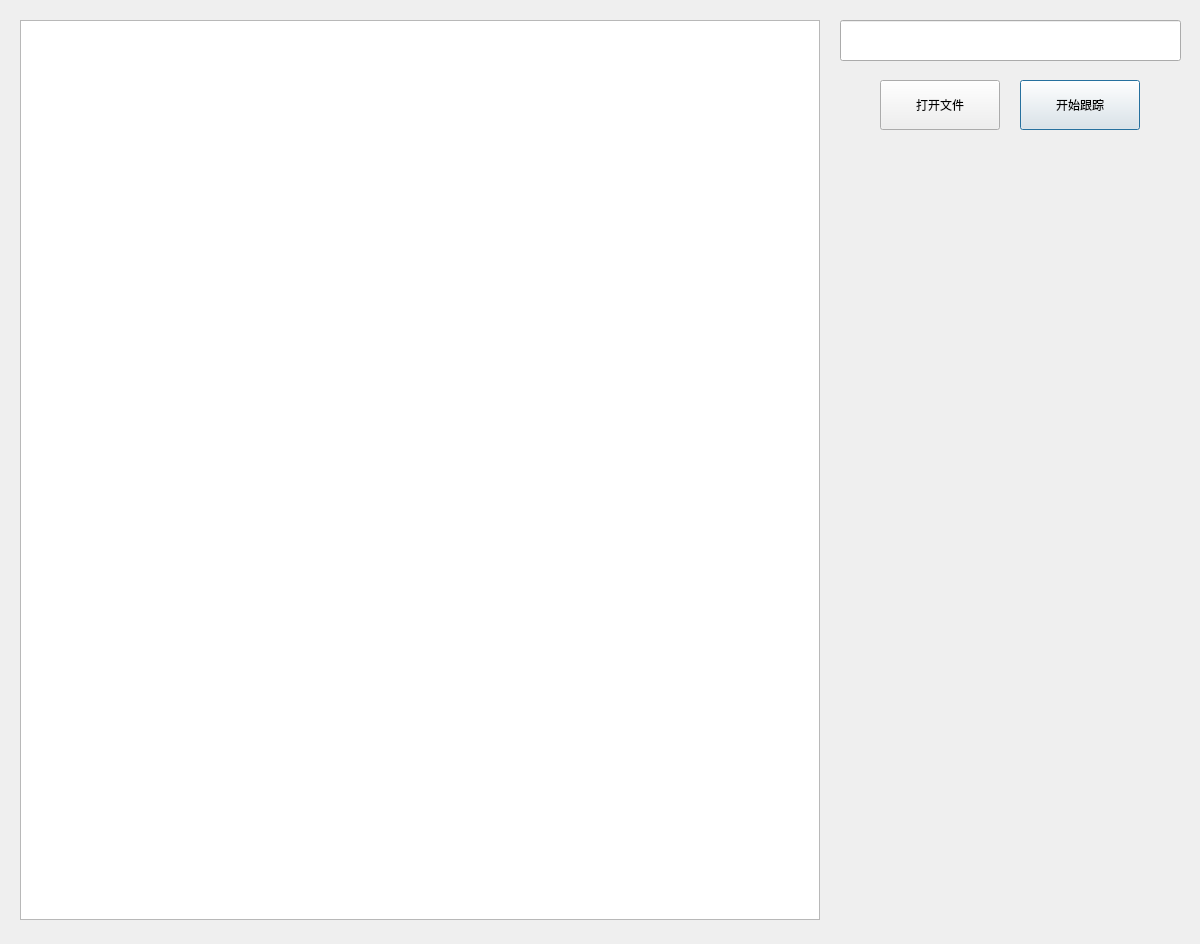
This is gui/ws_tracing.ui in hanhiver/welding_seam as Qt 5 draws it before an edit. The edited form follows.
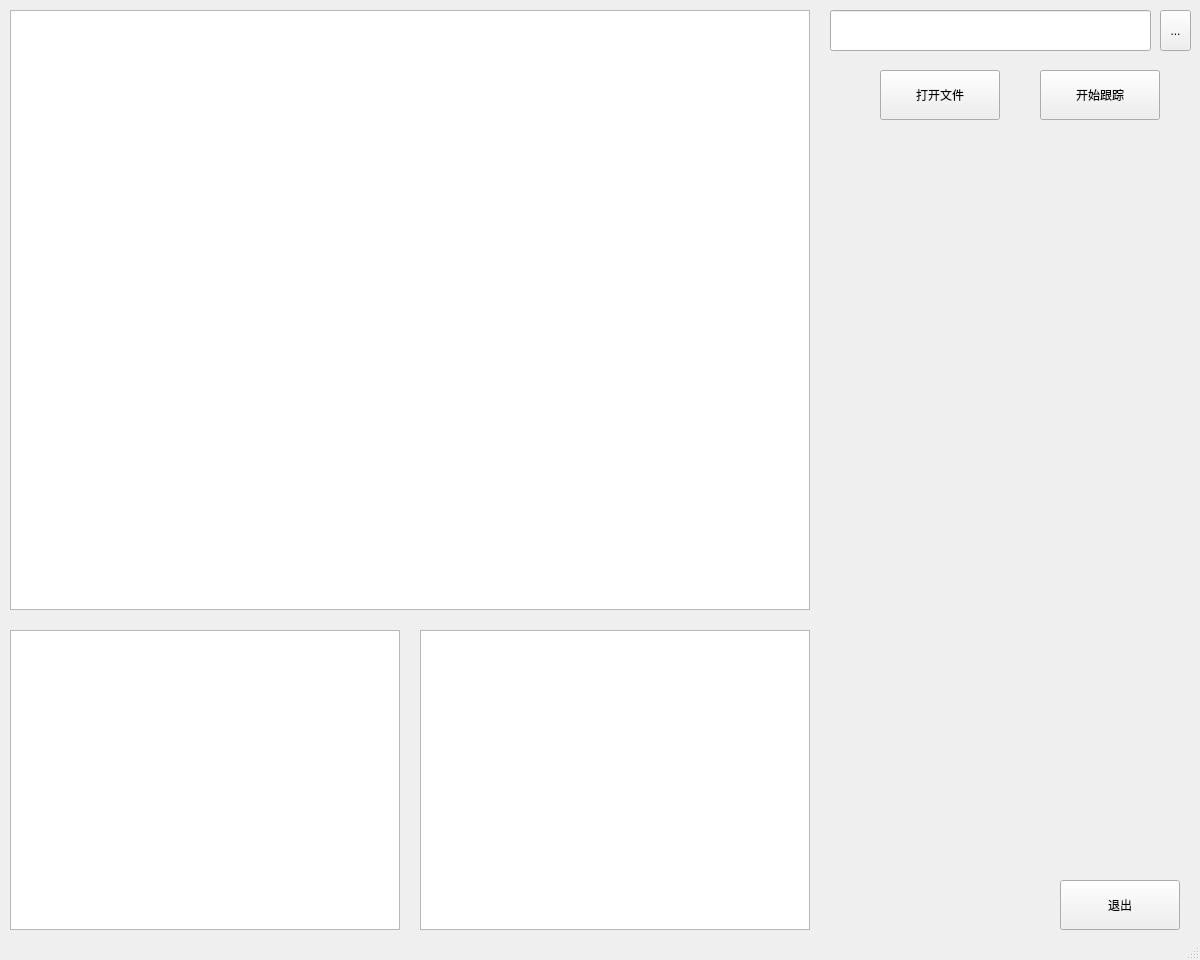
This is the edited form.

Patch:
```diff
--- a/gui/ws_tracing.ui
+++ b/gui/ws_tracing.ui
@@ -1,61 +1,95 @@
 <?xml version="1.0" encoding="UTF-8"?>
 <ui version="4.0">
- <class>Dialog</class>
- <widget class="QDialog" name="Dialog">
+ <class>MainWindow</class>
+ <widget class="QMainWindow" name="MainWindow">
   <property name="geometry">
    <rect>
     <x>0</x>
     <y>0</y>
     <width>1200</width>
-    <height>944</height>
+    <height>960</height>
    </rect>
   </property>
-  <property name="sizePolicy">
-   <sizepolicy hsizetype="Fixed" vsizetype="Preferred">
-    <horstretch>0</horstretch>
-    <verstretch>0</verstretch>
-   </sizepolicy>
-  </property>
   <property name="minimumSize">
    <size>
     <width>1200</width>
-    <height>944</height>
+    <height>960</height>
    </size>
   </property>
   <property name="maximumSize">
    <size>
     <width>1200</width>
-    <height>944</height>
+    <height>960</height>
    </size>
   </property>
   <property name="windowTitle">
    <string>焊缝跟踪</string>
   </property>
-  <widget class="QGraphicsView" name="graphicsView">
+  <widget class="QWidget" name="centralwidget">
+   <widget class="QPushButton" name="button_openFile">
    <property name="geometry">
     <rect>
-     <x>20</x>
-     <y>20</y>
+      <x>880</x>
+      <y>70</y>
+      <width>120</width>
+      <height>50</height>
+     </rect>
+    </property>
+    <property name="sizePolicy">
+     <sizepolicy hsizetype="Minimum" vsizetype="Fixed">
+      <horstretch>0</horstretch>
+      <verstretch>0</verstretch>
+     </sizepolicy>
+    </property>
+    <property name="text">
+     <string>打开文件</string>
+    </property>
+   </widget>
+   <widget class="QGraphicsView" name="graphicsView_center">
+    <property name="geometry">
+     <rect>
+      <x>10</x>
+      <y>10</y>
      <width>800</width>
-     <height>900</height>
+      <height>600</height>
+     </rect>
+    </property>
+   </widget>
+   <widget class="QGraphicsView" name="graphicsView_right">
+    <property name="geometry">
+     <rect>
+      <x>420</x>
+      <y>630</y>
+      <width>390</width>
+      <height>300</height>
     </rect>
    </property>
   </widget>
   <widget class="QLineEdit" name="lineEdit">
    <property name="geometry">
     <rect>
-     <x>840</x>
-     <y>20</y>
-     <width>341</width>
+      <x>830</x>
+      <y>10</y>
+      <width>321</width>
      <height>41</height>
     </rect>
    </property>
   </widget>
+   <widget class="QGraphicsView" name="graphicsView_left">
+    <property name="geometry">
+     <rect>
+      <x>10</x>
+      <y>630</y>
+      <width>390</width>
+      <height>300</height>
+     </rect>
+    </property>
+   </widget>
   <widget class="QPushButton" name="button_startTracing">
    <property name="geometry">
     <rect>
-     <x>1020</x>
-     <y>80</y>
+      <x>1040</x>
+      <y>70</y>
      <width>120</width>
      <height>50</height>
     </rect>
@@ -70,11 +104,11 @@
     <string>开始跟踪</string>
    </property>
   </widget>
-  <widget class="QPushButton" name="button_openFile">
+   <widget class="QPushButton" name="button_exitApp">
    <property name="geometry">
     <rect>
-     <x>880</x>
-     <y>80</y>
+      <x>1060</x>
+      <y>880</y>
      <width>120</width>
      <height>50</height>
     </rect>
@@ -86,10 +120,44 @@
     </sizepolicy>
    </property>
    <property name="text">
-    <string>打开文件</string>
-   </property>
-  </widget>
- </widget>
+     <string>退出</string>
+    </property>
+   </widget>
+   <widget class="QToolButton" name="toolButton_selectFile">
+    <property name="geometry">
+     <rect>
+      <x>1160</x>
+      <y>10</y>
+      <width>31</width>
+      <height>41</height>
+     </rect>
+    </property>
+    <property name="text">
+     <string>...</string>
+    </property>
+   </widget>
+  </widget>
+  <widget class="QMenuBar" name="menubar">
+   <property name="geometry">
+    <rect>
+     <x>0</x>
+     <y>0</y>
+     <width>1200</width>
+     <height>22</height>
+    </rect>
+   </property>
+  </widget>
+  <widget class="QStatusBar" name="statusbar"/>
+ </widget>
+ <tabstops>
+  <tabstop>lineEdit</tabstop>
+  <tabstop>button_openFile</tabstop>
+  <tabstop>button_startTracing</tabstop>
+  <tabstop>button_exitApp</tabstop>
+  <tabstop>graphicsView_left</tabstop>
+  <tabstop>graphicsView_right</tabstop>
+  <tabstop>graphicsView_center</tabstop>
+ </tabstops>
  <resources/>
  <connections/>
 </ui>
```
Left out of the diff: 21 changed lines with no effect on the pictures. Lines whose indentation alone changed are shown as unchanged.
